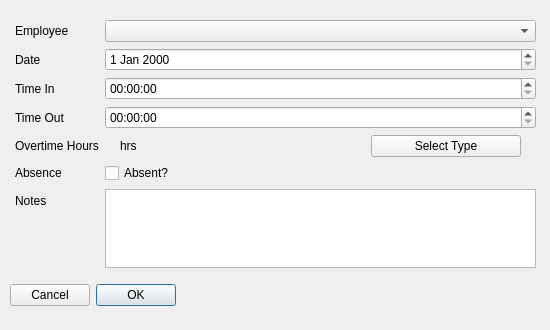
Above: UI/Dialogs/add_time_log_dialog.ui from Justin-Kuchmy/JustPay_App before the change. Below: the same form after it.
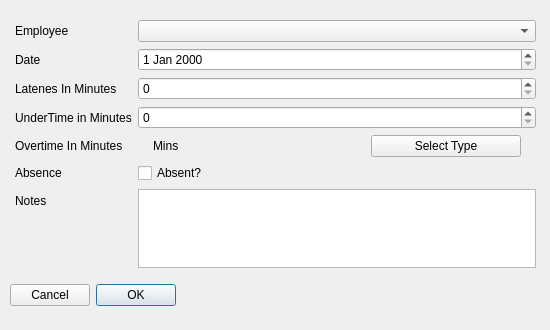
That is the form after the change.

Patch:
```diff
--- a/UI/Dialogs/add_time_log_dialog.ui
+++ b/UI/Dialogs/add_time_log_dialog.ui
@@ -54,21 +54,21 @@
       <item row="4" column="0">
        <widget class="QLabel" name="overTimeHoursLabel">
         <property name="text">
-         <string>Overtime Hours</string>
+         <string>Overtime In Minutes</string>
         </property>
        </widget>
       </item>
       <item row="3" column="0">
        <widget class="QLabel" name="timeOutLabel">
         <property name="text">
-         <string>Time Out</string>
+         <string>UnderTime in Minutes</string>
         </property>
        </widget>
       </item>
       <item row="2" column="0">
        <widget class="QLabel" name="timeInLabel">
         <property name="text">
-         <string>Time In</string>
+         <string>Latenes In Minutes</string>
         </property>
        </widget>
       </item>
@@ -85,12 +85,6 @@
       <item row="1" column="1">
        <widget class="QDateEdit" name="DateEdit"/>
       </item>
-      <item row="2" column="1">
-       <widget class="QTimeEdit" name="timeInTimeEdit"/>
-      </item>
-      <item row="3" column="1">
-       <widget class="QTimeEdit" name="timeOutTimeEdit"/>
-      </item>
       <item row="6" column="1">
        <widget class="QTextEdit" name="notesTextEdit"/>
       </item>
@@ -119,7 +113,7 @@
         <item>
          <widget class="QLabel" name="hourLabel">
           <property name="text">
-           <string>hrs</string>
+           <string>Mins</string>
           </property>
          </widget>
         </item>
@@ -144,6 +138,12 @@
         </item>
        </layout>
       </item>
+      <item row="2" column="1">
+       <widget class="QSpinBox" name="latespinBox"/>
+      </item>
+      <item row="3" column="1">
+       <widget class="QSpinBox" name="undertimeSpinbox"/>
+      </item>
      </layout>
     </item>
     <item>
```
